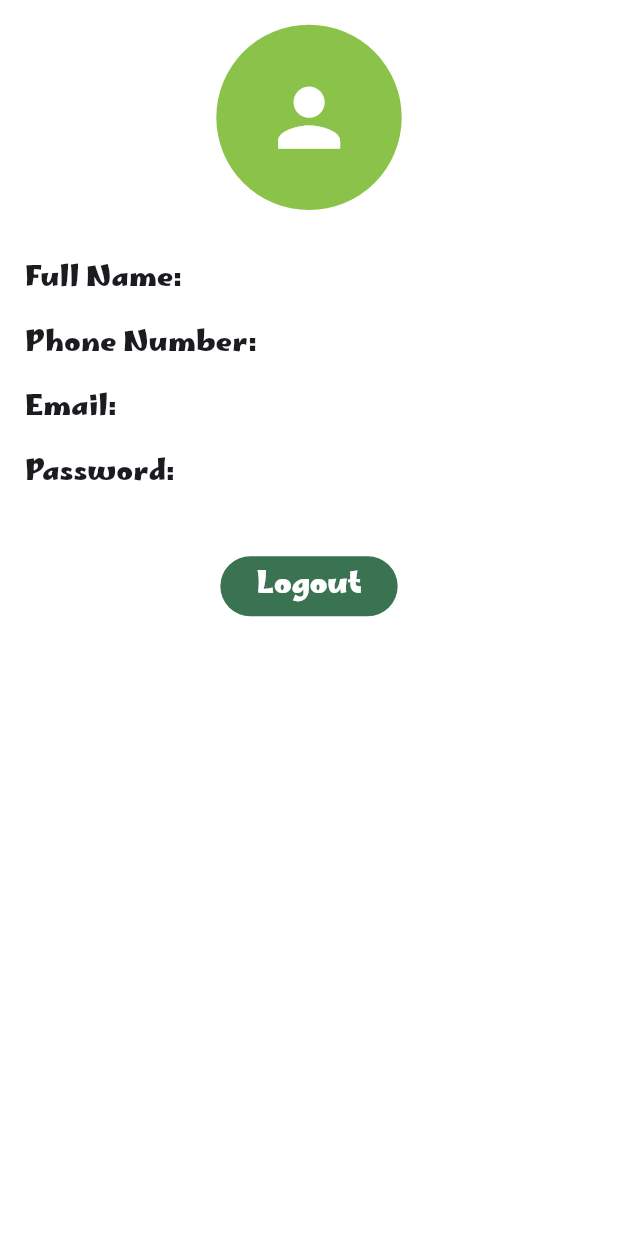
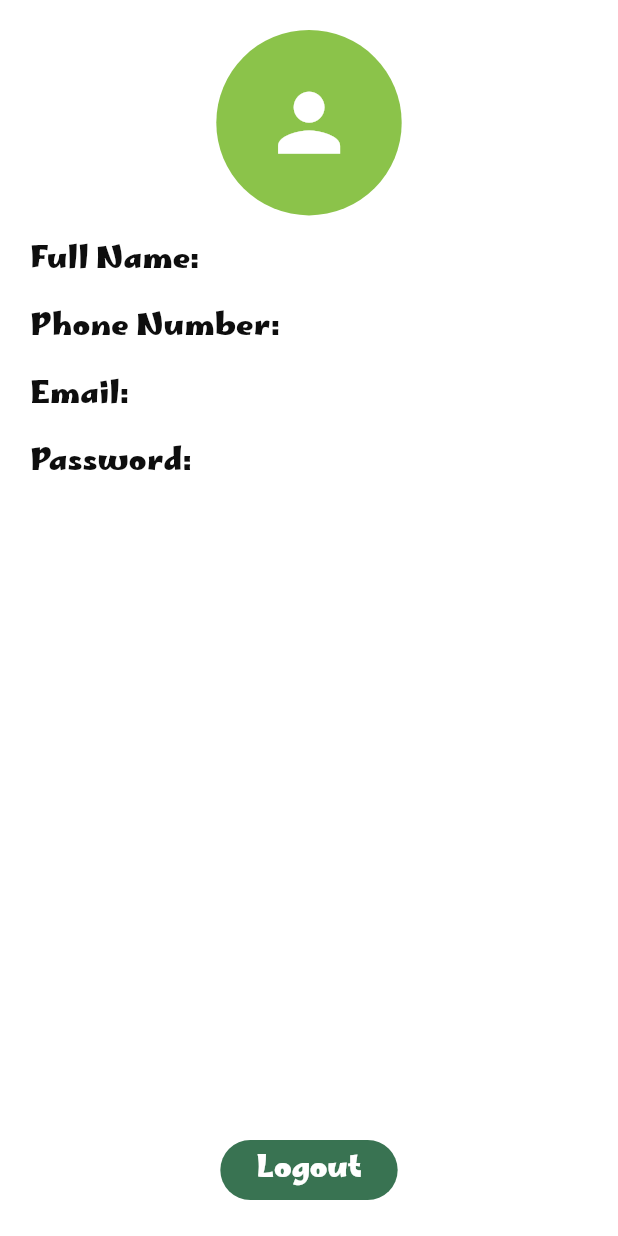
Before and after one commit to roaagawish/sprints_tourist_guide_app, a Flutter app: the ProfileTab screen opened directly, on a phone screen of 412 x 824 dp. Run offline on Flutter 3.47's test engine with Material 3 defaults, Android fonts, the phone set to English and light mode, and no system bars; our stand-ins replace easy_localization, fluttertoast, lottie, shared_preferences; missing offline and left inert: country_flags; accounts and stored records are empty.

Commit message:
refactor: profile tab & fix localizaion issue

```diff
--- a/lib/models/user_model.dart
+++ b/lib/models/user_model.dart
@@ -107,4 +107,32 @@ class LocalDataBase {
     // If the email doesn't match any user in the database
     return tr("login.accountNotFound");
   }
+
+// login to already registerd user
+  static Future<UserModel?> loadUserData() async {
+    final prefs = await SharedPreferences.getInstance();
+    UserModel? currentUser;
+    // Get the current logged-in user's email
+    String? currentUserEmail = prefs.getString('currentUserEmail');
+    if (currentUserEmail != null) {
+      // Fetch the list of users and find the current user's data
+      String? usersData = prefs.getString('users');
+      if (usersData != null) {
+        List<dynamic> jsonUsers = json.decode(usersData);
+        List<UserModel> users =
+            jsonUsers.map((jsonUser) => UserModel.fromJson(jsonUser)).toList();
+
+        // Find the user with the current email
+        currentUser = users.firstWhere(
+          (user) => user.email == currentUserEmail,
+          orElse: () => UserModel(
+              fullName: tr("taps.profileNoNameFound"),
+              email: tr("taps.profileNoEmailFound"),
+              phone: tr("taps.profileNoPhoneFound"),
+              password: tr("taps.profileNoPasswordFound")),
+        );
+      }
+    }
+    return currentUser;
+  }
 }
--- a/lib/screens/02_home/taps/profile_tab.dart
+++ b/lib/screens/02_home/taps/profile_tab.dart
@@ -1,12 +1,8 @@
-import 'dart:convert';
-
 import 'package:easy_localization/easy_localization.dart';
 import 'package:flutter/material.dart';
-import 'package:shared_preferences/shared_preferences.dart';
-
 import '../../../models/user_model.dart';
 import '../../../resourses/routes_manager.dart';
-import '../../../resourses/styles_manager.dart';
+import '../widgets/info_title.dart';
 
 class ProfileTab extends StatefulWidget {
   const ProfileTab({super.key});
@@ -28,52 +24,26 @@ class _ProfileTabState extends State<ProfileTab> {
   }
 
   Future<void> _loadUserData() async {
-    final prefs = await SharedPreferences.getInstance();
-    // Get the current logged-in user's email
-    String? currentUserEmail = prefs.getString('currentUserEmail');
-
-    if (currentUserEmail != null) {
-      // Fetch the list of users and find the current user's data
-      String? usersData = prefs.getString('users');
-      if (usersData != null) {
-        List<dynamic> jsonUsers = json.decode(usersData);
-        List<UserModel> users =
-            jsonUsers.map((jsonUser) => UserModel.fromJson(jsonUser)).toList();
-
-        // Find the user with the current email
-        UserModel? currentUser = users.firstWhere(
-          (user) => user.email == currentUserEmail,
-          orElse: () => UserModel(
-              fullName: tr("taps.profileNoNameFound"),
-              email: tr("taps.profileNoEmailFound"),
-              password: tr("taps.profileNoPasswordFound")
-              ),
-        );
-
+    UserModel? currentUser = await LocalDataBase.loadUserData();
     setState(() {
-          fullName = currentUser.fullName;
+      fullName = currentUser!.fullName;
       email = currentUser.email;
       password = currentUser.password;
       phone = currentUser.phone ?? tr("taps.profileNoPhoneFound");
     });
   }
-    }
-  }
 
   @override
   Widget build(BuildContext context) {
     final screenWidth = MediaQuery.of(context).size.width;
-    final screenHeight = MediaQuery.of(context).size.height;
-
     return Scaffold(
-      backgroundColor: Colors.white,
       body: Padding(
-        padding: EdgeInsets.all(screenWidth * 0.04),
+        padding: EdgeInsets.all(20),
         child: Column(
-          crossAxisAlignment: CrossAxisAlignment.start,
+          crossAxisAlignment: CrossAxisAlignment.center,
+          spacing: 16.0,
           children: [
-            Center(
-              child: CircleAvatar(
+            CircleAvatar(
               radius: screenWidth * 0.15,
               backgroundColor: Colors.lightGreen,
               child: Icon(
@@ -82,75 +52,35 @@ class _ProfileTabState extends State<ProfileTab> {
                 color: Colors.white,
               ),
             ),
+            InfoTitle(
+              title: context.tr("taps.profileFullName"),
+              value: fullName,
             ),
-            SizedBox(height: screenHeight * 0.03),
-            buildInfoTile(
-              tr("taps.profileFullName"),
-              fullName,
-              fontSize: screenWidth * 0.045,
+            InfoTitle(
+              title: context.tr("taps.profilePhoneNumber"),
+              value: phone,
             ),
-              buildInfoTile(
-              tr("taps.profilePhoneNumber"),
-              phone,
-              fontSize: screenWidth * 0.045,
+            InfoTitle(
+              title: context.tr("taps.profileEmail"),
+              value: email,
             ),
-            buildInfoTile(
-              tr("taps.profileEmail"),
-              email,
-              fontSize: screenWidth * 0.045,
+            InfoTitle(
+              title: context.tr("taps.profilePassword"),
+              value: '*' * password.length,
             ),
-            buildInfoTile(
-               tr("taps.profilePassword"),
-              '*' * password.length,
-              fontSize: screenWidth * 0.045,
-            ),
-             SizedBox(
-                      height: 30,
-                    ),
+            Spacer(),
             // Sign Up button
-                    Center(
-                      child: ElevatedButton(
+            ElevatedButton(
               onPressed: () {
                 Navigator.of(context).pushReplacementNamed(
                   Routes.signUpRoute,
                 );
               },
-                        child: Text(tr("taps.profileLogout")),
-                      ),
+              child: Text(context.tr("taps.profileLogout")),
             ),
           ],
         ),
       ),
     );
   }
-
-  Widget buildInfoTile(String title, String value, {required double fontSize}) {
-    return Padding(
-      padding: const EdgeInsets.symmetric(vertical: 8.0),
-      child: Row(
-        children: [
-          Text(
-            '$title: ',
-            style: TextStyle(
-                fontSize: fontSize,
-                fontWeight: FontWeight.bold,
-                fontFamily: FontConstants.fontMarhey
-
-            ),
-          ),
-          Expanded(
-            child: Text(
-              value,
-              style: TextStyle(
-                  fontSize: fontSize,
-                fontFamily: FontConstants.fontMarhey
-
-              ),
-              overflow: TextOverflow.ellipsis,
-            ),
-          ),
-        ],
-      ),
-    );
 }
-}
--- /dev/null
+++ b/lib/screens/02_home/widgets/info_title.dart
@@ -0,0 +1,24 @@
+import 'package:flutter/material.dart';
+import '../../../resourses/styles_manager.dart';
+
+class InfoTitle extends StatelessWidget {
+  final String title;
+  final String value;
+  const InfoTitle({super.key, required this.title, required this.value});
+
+  @override
+  Widget build(BuildContext context) {
+    return Row(
+      children: [
+        Text('$title: ', style: Styles.style20Bold()),
+        Expanded(
+          child: Text(
+            value,
+            style: Styles.style18Medium(),
+            overflow: TextOverflow.ellipsis,
+          ),
+        ),
+      ],
+    );
+  }
+}
```
Lines whose indentation alone changed are shown as unchanged.
